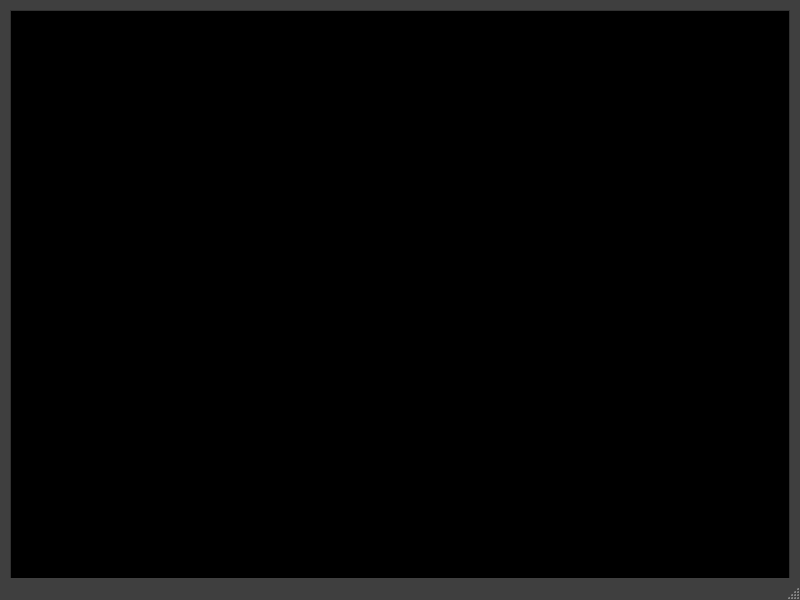
This is mainwindow.ui in PaukIsUha/Tech_Prog as Qt 5 draws it before an edit. The edited form follows.
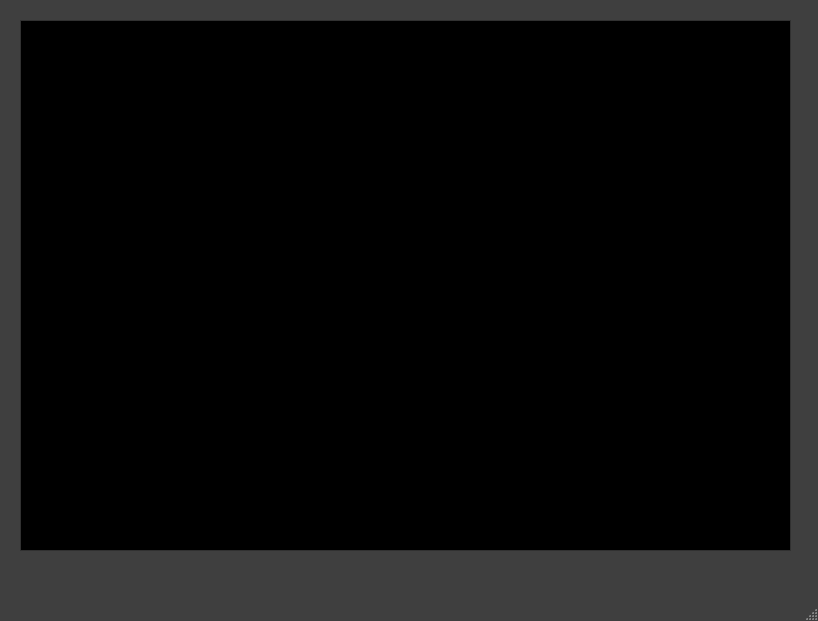
This is the edited form.

```diff
--- a/mainwindow.ui
+++ b/mainwindow.ui
@@ -6,8 +6,8 @@
    <rect>
     <x>0</x>
     <y>0</y>
-    <width>800</width>
-    <height>600</height>
+    <width>818</width>
+    <height>621</height>
    </rect>
   </property>
   <property name="palette">
@@ -459,10 +459,10 @@
    <widget class="QGraphicsView" name="graphicsView">
     <property name="geometry">
      <rect>
-      <x>10</x>
-      <y>10</y>
-      <width>780</width>
-      <height>580</height>
+      <x>20</x>
+      <y>20</y>
+      <width>771</width>
+      <height>531</height>
      </rect>
     </property>
    </widget>
```
Left out of the diff: 4 changed lines with no effect on the pictures.
